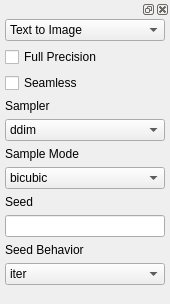
XmYx/ainodes-pyside, file frontend/ui_widgets/sampler.ui: the form before one commit.
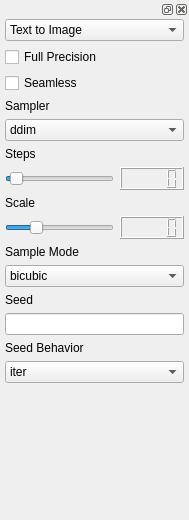
The form after the commit.

Commit message: moved around some sliders, fixed scale for txt2img. also added save the prompt on dreambutton, last prompt gets restored with next start

Diff of the .ui file:
```diff
--- a/frontend/ui_widgets/sampler.ui
+++ b/frontend/ui_widgets/sampler.ui
@@ -6,17 +6,14 @@
    <rect>
     <x>0</x>
     <y>0</y>
-    <width>170</width>
-    <height>304</height>
+    <width>189</width>
+    <height>520</height>
    </rect>
   </property>
   <property name="windowTitle">
    <string>Sampler</string>
   </property>
   <layout class="QVBoxLayout" name="verticalLayout">
-   <property name="spacing">
-    <number>0</number>
-   </property>
    <property name="leftMargin">
     <number>0</number>
    </property>
@@ -32,7 +29,7 @@
    <item>
     <widget class="QDockWidget" name="dockWidget">
      <widget class="QWidget" name="dockWidgetContents">
-      <layout class="QVBoxLayout" name="verticalLayout_2">
+      <layout class="QGridLayout" name="gridLayout_2">
        <property name="leftMargin">
         <number>5</number>
        </property>
@@ -45,52 +42,111 @@
        <property name="bottomMargin">
         <number>0</number>
        </property>
-       <item>
-        <widget class="QComboBox" name="processType">
-         <item>
-          <property name="text">
-           <string>Text to Image</string>
-          </property>
-         </item>
-         <item>
-          <property name="text">
-           <string>Text to Video</string>
-          </property>
-         </item>
-         <item>
-          <property name="text">
-           <string>Image to Image</string>
-          </property>
-         </item>
-         <item>
-          <property name="text">
-           <string>Video to Video</string>
-          </property>
-         </item>
+       <item row="6" column="0">
+        <widget class="QSlider" name="steps">
+         <property name="maximum">
+          <number>250</number>
+         </property>
+         <property name="value">
+          <number>10</number>
+         </property>
+         <property name="sliderPosition">
+          <number>10</number>
+         </property>
+         <property name="orientation">
+          <enum>Qt::Horizontal</enum>
+         </property>
         </widget>
        </item>
-       <item>
+       <item row="12" column="0">
+        <widget class="QLabel" name="label_5">
+         <property name="text">
+          <string>Seed</string>
+         </property>
+        </widget>
+       </item>
+       <item row="3" column="0">
+        <widget class="QLabel" name="label_3">
+         <property name="text">
+          <string>Sampler</string>
+         </property>
+        </widget>
+       </item>
+       <item row="14" column="0">
+        <widget class="QLabel" name="label_6">
+         <property name="text">
+          <string>Seed Behavior</string>
+         </property>
+        </widget>
+       </item>
+       <item row="1" column="0">
         <widget class="QCheckBox" name="fullPrecision">
          <property name="text">
           <string>Full Precision</string>
          </property>
         </widget>
        </item>
-       <item>
+       <item row="2" column="0">
         <widget class="QCheckBox" name="seamless">
          <property name="text">
           <string>Seamless</string>
          </property>
         </widget>
        </item>
-       <item>
-        <widget class="QLabel" name="label_3">
+       <item row="10" column="0">
+        <widget class="QLabel" name="label_4">
          <property name="text">
-          <string>Sampler</string>
+          <string>Sample Mode</string>
          </property>
         </widget>
        </item>
-       <item>
+       <item row="9" column="0">
+        <widget class="QSlider" name="scale">
+         <property name="maximum">
+          <number>3000</number>
+         </property>
+         <property name="value">
+          <number>750</number>
+         </property>
+         <property name="orientation">
+          <enum>Qt::Horizontal</enum>
+         </property>
+        </widget>
+       </item>
+       <item row="16" column="0">
+        <spacer name="verticalSpacer">
+         <property name="orientation">
+          <enum>Qt::Vertical</enum>
+         </property>
+         <property name="sizeHint" stdset="0">
+          <size>
+           <width>20</width>
+           <height>40</height>
+          </size>
+         </property>
+        </spacer>
+       </item>
+       <item row="8" column="0">
+        <widget class="QLabel" name="label_2">
+         <property name="text">
+          <string>Scale</string>
+         </property>
+        </widget>
+       </item>
+       <item row="5" column="0">
+        <widget class="QLabel" name="label">
+         <property name="text">
+          <string>Steps</string>
+         </property>
+        </widget>
+       </item>
+       <item row="6" column="1">
+        <widget class="QLCDNumber" name="stepsNumber"/>
+       </item>
+       <item row="9" column="1">
+        <widget class="QLCDNumber" name="scaleNumber"/>
+       </item>
+       <item row="4" column="0" colspan="2">
         <widget class="QComboBox" name="sampler">
          <item>
           <property name="text">
@@ -134,14 +190,31 @@
          </item>
         </widget>
        </item>
-       <item>
-        <widget class="QLabel" name="label_4">
-         <property name="text">
-          <string>Sample Mode</string>
-         </property>
+       <item row="0" column="0" colspan="2">
+        <widget class="QComboBox" name="processType">
+         <item>
+          <property name="text">
+           <string>Text to Image</string>
+          </property>
+         </item>
+         <item>
+          <property name="text">
+           <string>Text to Video</string>
+          </property>
+         </item>
+         <item>
+          <property name="text">
+           <string>Image to Image</string>
+          </property>
+         </item>
+         <item>
+          <property name="text">
+           <string>Video to Video</string>
+          </property>
+         </item>
         </widget>
        </item>
-       <item>
+       <item row="11" column="0" colspan="2">
         <widget class="QComboBox" name="sampleMode">
          <item>
           <property name="text">
@@ -160,24 +233,10 @@
          </item>
         </widget>
        </item>
-       <item>
-        <widget class="QLabel" name="label_5">
-         <property name="text">
-          <string>Seed</string>
-         </property>
-        </widget>
-       </item>
-       <item>
+       <item row="13" column="0" colspan="2">
         <widget class="QLineEdit" name="seed"/>
        </item>
-       <item>
-        <widget class="QLabel" name="label_6">
-         <property name="text">
-          <string>Seed Behavior</string>
-         </property>
-        </widget>
-       </item>
-       <item>
+       <item row="15" column="0" colspan="2">
         <widget class="QComboBox" name="seedBehavior">
          <item>
           <property name="text">
@@ -196,19 +255,6 @@
          </item>
         </widget>
        </item>
-       <item>
-        <spacer name="verticalSpacer">
-         <property name="orientation">
-          <enum>Qt::Vertical</enum>
-         </property>
-         <property name="sizeHint" stdset="0">
-          <size>
-           <width>20</width>
-           <height>40</height>
-          </size>
-         </property>
-        </spacer>
-       </item>
       </layout>
      </widget>
     </widget>
```
Left out of the diff: 19 changed lines with no effect on the pictures. The commit also changes 8 other files.
